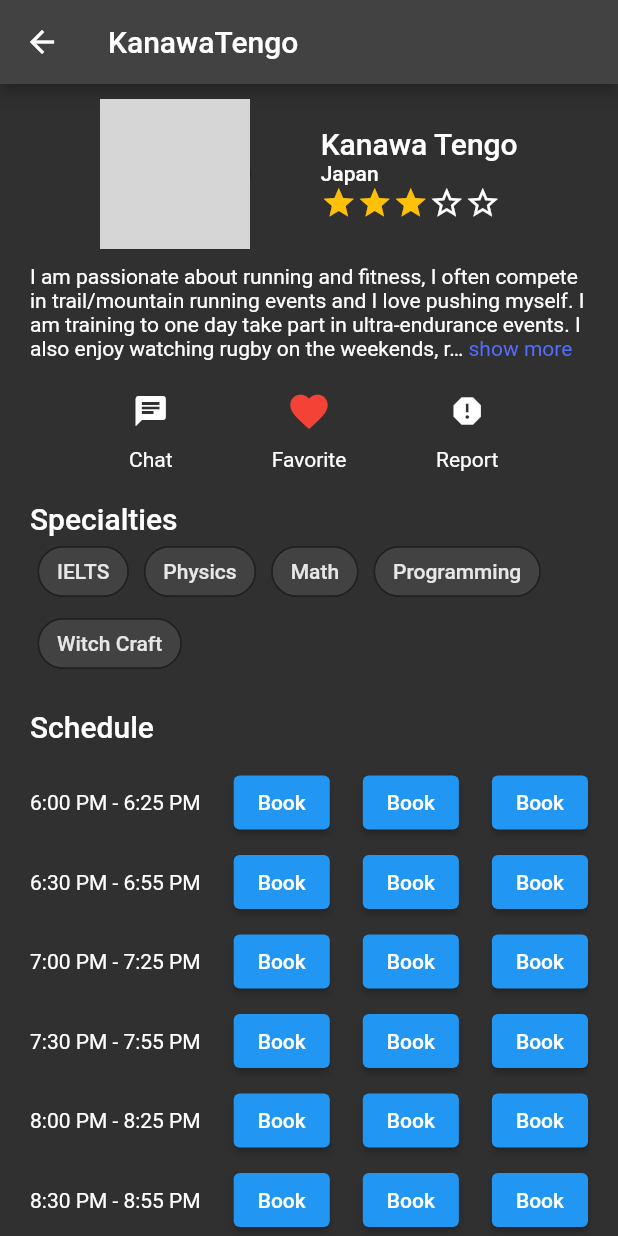
After one commit to HCMUS-Advanced-Mobile-Development/LeetTutur, a Flutter app: the TutorDetail screen opened by its route, after a tap on the "favorite outline" icon, on a phone screen of 412 x 824 dp. The commit adds this screen. Run offline on Flutter 3.47's test engine with Material 2 defaults, Android fonts, the phone set to English and light mode, and no system bars; drawn by our look-alikes of expandable_text; our stand-ins replace flutter_mobx, get_it, material_floating_search_bar, mobx, recase, validators; generated files the repository leaves out were written again; network calls fail; grey boxes are pictures that could not be loaded.

Commit message:
Tutor detail

```diff
--- a/lib/constants/route_constants.dart
+++ b/lib/constants/route_constants.dart
@@ -9,6 +9,7 @@ import '../ui/courses_page/courses_page.dart';
 import '../ui/home_tabs/home_tabs.dart';
 import '../ui/schedule_page/schedule_page.dart';
 import '../ui/settings_page/settings_page.dart';
+import '../ui/tutor_detail/tutor_detail.dart';
 import '../ui/tutor_page/tuitor_page.dart';
 
 class RouteConstants {
@@ -16,12 +17,14 @@ class RouteConstants {
   static const register = "register";
   static const forgotPassword = "forgot password";
   static const homeTabs = "home tabs";
+  static const tutorDetail = "tutor detail";
 
   static final routesMap = <String, WidgetBuilder>{
     login: (BuildContext context) => const Login(),
     register: (BuildContext context) => const Register(),
     forgotPassword: (BuildContext context) => const ForgotPassword(),
     homeTabs: (BuildContext context) => const HomeTabs(),
+    tutorDetail: (BuildContext context) => const TutorDetail()
   };
 
   static final bottomBarItems = <BottomNavigationBarItem>[
--- a/lib/l10n/intl_en.arb
+++ b/lib/l10n/intl_en.arb
@@ -18,5 +18,11 @@
 	"courses": "Courses",
 	"settings": "Settings",
 	"search": "Search...",
-	"book": "Book"
+	"book": "Book",
+	"showMore": "Show more",
+	"showLess": "Show less",
+	"specialties": "Specialties",
+	"favorite": "Favorite",
+	"report": "Report",
+	"review": "Review"
 }
--- a/lib/l10n/intl_vi.arb
+++ b/lib/l10n/intl_vi.arb
@@ -18,5 +18,12 @@
 	"settings": "Cài đặt",
 	"tutor": "Gia sư",
 	"search": "Tìm kiếm...",
-	"book": "Đăng ký"
+	"book": "Đăng ký",
+	"showMore": "Xem thêm",
+	"showLess": "Ẩn bớt",
+	"specialties": "Chuyên ngành",
+	"favorite": "Thích",
+	"report": "Báo cáo",
+	"reivew": "Đánh giá",
+	"review": "Đánh giá"
 }
--- /dev/null
+++ b/lib/ui/tutor_detail/tutor_detail.dart
@@ -0,0 +1,226 @@
+import 'package:expandable_text/expandable_text.dart';
+import 'package:flutter/material.dart';
+import 'package:recase/recase.dart';
+
+import '../../generated/l10n.dart';
+import '../models/tutor_model.dart';
+import 'widgets/tutor_review.dart';
+
+class TutorDetail extends StatefulWidget {
+  const TutorDetail({Key? key}) : super(key: key);
+
+  @override
+  State<TutorDetail> createState() => _TutorDetailState();
+}
+
+class _TutorDetailState extends State<TutorDetail> {
+  final tutor = TutorModel()
+    ..avatar = "https://picsum.photos/id/237/200/300"
+    ..name = "Kanawa Tengo"
+    ..nation = "Japan"
+    ..stars = 3
+    ..isFavorited = false
+    ..specialties = ["IELTS", "Physics", "Math", "Programming", "Witch Craft"]
+    ..description =
+        "I am passionate about running and fitness, I often compete in trail/mountain running events and I love pushing myself. I am training to one day take part in ultra-endurance events. I also enjoy watching rugby on the weekends, reading and watching...";
+
+  Widget renderTutorInfoHeader() {
+    return Row(
+      mainAxisSize: MainAxisSize.max,
+      mainAxisAlignment: MainAxisAlignment.spaceEvenly,
+      crossAxisAlignment: CrossAxisAlignment.center,
+      children: [
+        CircleAvatar(
+          backgroundImage: Image.network(tutor.avatar).image,
+          radius: 50,
+        ),
+        Column(
+          mainAxisAlignment: MainAxisAlignment.start,
+          crossAxisAlignment: CrossAxisAlignment.start,
+          children: [
+            Text(
+              tutor.name,
+              style: Theme.of(context).textTheme.headline6,
+            ),
+            Text(
+              tutor.nation,
+              style: Theme.of(context).textTheme.bodyText1,
+            ),
+            renderStars()
+          ],
+        )
+      ],
+    );
+  }
+
+  Widget renderStars() {
+    return Row(
+      children: [
+        ...List.filled(
+            tutor.stars,
+            const Icon(
+              Icons.star,
+              color: Colors.amber,
+            )),
+        ...List.filled(5 - tutor.stars, const Icon(Icons.star_border))
+      ],
+    );
+  }
+
+  void handleFavorite() {
+    setState(() {
+      tutor.isFavorited = !tutor.isFavorited;
+    });
+  }
+
+  Widget renderSpecialties() {
+    return Column(
+      crossAxisAlignment: CrossAxisAlignment.stretch,
+      children: [
+        Text(
+          S.current.specialties,
+          style: Theme.of(context).textTheme.headline6,
+        ),
+        Wrap(
+            children: tutor.specialties
+                .map((e) => Container(
+                    margin: const EdgeInsets.only(left: 5, right: 5),
+                    child: Chip(
+                      label: Text(e),
+                      backgroundColor: Theme.of(context).cardColor,
+                      shape: StadiumBorder(
+                          side: BorderSide(
+                              color: Theme.of(context).primaryColor)),
+                    )))
+                .toList()),
+      ],
+    );
+  }
+
+  Widget renderActions() {
+    return Row(mainAxisAlignment: MainAxisAlignment.spaceEvenly, children: [
+      Column(
+        mainAxisSize: MainAxisSize.min,
+        children: <Widget>[
+          IconButton(
+            icon: const Icon(Icons.chat),
+            onPressed: () {},
+          ),
+          Text(S.current.chat)
+        ],
+      ),
+      Column(
+        mainAxisSize: MainAxisSize.min,
+        children: <Widget>[
+          IconButton(
+            icon: tutor.isFavorited
+                ? const Icon(Icons.favorite, color: Colors.red, size: 30)
+                : const Icon(Icons.favorite_border, size: 30),
+            onPressed: handleFavorite,
+          ),
+          Text(S.current.favorite)
+        ],
+      ),
+      Column(
+        mainAxisSize: MainAxisSize.min,
+        children: <Widget>[
+          IconButton(
+            icon: const Icon(Icons.report),
+            onPressed: () {},
+          ),
+          Text(S.current.report)
+        ],
+      )
+    ]);
+  }
+
+  Widget renderSchedules() {
+    return Column(
+      crossAxisAlignment: CrossAxisAlignment.start,
+      children: [
+        Text(
+          S.current.schedule,
+          style: Theme.of(context).textTheme.headline6,
+        ),
+        Column(
+            // crossAxisAlignment: CrossAxisAlignment.stretch,
+            children: List.generate(14, (index) {
+          if (index == 0) {
+            return const SizedBox(height: 10);
+          }
+
+          final startTime = DateTime(0, 0, 0, 17, 30);
+          final endTime = DateTime(0, 0, 0, 17, 55);
+
+          return Padding(
+            padding: const EdgeInsets.only(top: 5),
+            child: Row(
+              mainAxisAlignment: MainAxisAlignment.spaceBetween,
+              children: [
+                Text(TimeOfDay.fromDateTime(
+                            startTime.add(Duration(minutes: index * 30)))
+                        .format(context) +
+                    " - " +
+                    TimeOfDay.fromDateTime(
+                            endTime.add(Duration(minutes: index * 30)))
+                        .format(context)),
+                ElevatedButton(onPressed: () {}, child: Text(S.current.book)),
+                ElevatedButton(onPressed: () {}, child: Text(S.current.book)),
+                ElevatedButton(onPressed: () {}, child: Text(S.current.book)),
+              ],
+            ),
+          );
+        })),
+      ],
+    );
+  }
+
+  Widget renderReview() {
+    return Column(
+      crossAxisAlignment: CrossAxisAlignment.start,
+      children: [
+        Text(S.current.review, style: Theme.of(context).textTheme.headline6),
+        const TutorReview(),
+        const TutorReview(),
+        const TutorReview(),
+        const TutorReview()
+      ],
+    );
+  }
+
+  @override
+  Widget build(BuildContext context) {
+    return Scaffold(
+      appBar: AppBar(
+        title: Text(tutor.name.pascalCase),
+      ),
+      body: SingleChildScrollView(
+        child: Padding(
+          padding: const EdgeInsets.fromLTRB(20, 10, 20, 100),
+          child: Column(
+            crossAxisAlignment: CrossAxisAlignment.start,
+            children: [
+              renderTutorInfoHeader(),
+              const SizedBox(height: 10),
+              ExpandableText(
+                tutor.description,
+                expandText: S.current.showMore.toLowerCase(),
+                collapseText: S.current.showLess.toLowerCase(),
+                maxLines: 4,
+                linkColor: Colors.indigoAccent,
+              ),
+              const SizedBox(height: 10),
+              renderActions(),
+              const SizedBox(height: 20),
+              renderSpecialties(),
+              const SizedBox(height: 20),
+              renderSchedules(),
+              const SizedBox(height: 20),
+              renderReview()
+            ],
+          ),
+        ),
+      ),
+    );
+  }
+}
--- /dev/null
+++ b/lib/ui/tutor_detail/widgets/tutor_review.dart
@@ -0,0 +1,29 @@
+import 'package:flutter/material.dart';
+
+class TutorReview extends StatefulWidget {
+  const TutorReview({Key? key}) : super(key: key);
+
+  @override
+  State<TutorReview> createState() => _TutorReviewState();
+}
+
+class _TutorReviewState extends State<TutorReview> {
+  @override
+  Widget build(BuildContext context) {
+    return Card(
+      child: SizedBox(
+        width: MediaQuery.of(context).size.width,
+        child: Padding(
+          padding: const EdgeInsets.all(8.0),
+          child: Column(
+            crossAxisAlignment: CrossAxisAlignment.start,
+            children: [
+              Text("Homura", style: Theme.of(context).textTheme.bodyMedium),
+              Text("I love this guy", style: Theme.of(context).textTheme.caption)
+            ],
+          ),
+        ),
+      ),
+    );
+  }
+}
--- a/lib/ui/tutor_page/tuitor_page.dart
+++ b/lib/ui/tutor_page/tuitor_page.dart
@@ -32,6 +32,7 @@ class _TutorPageState extends State<TutorPage> {
                       ..isFavorited = false
                       ..specialties = [
                         "IELTS",
+
                         "Physics",
                         "Math",
                         "Programming",
--- a/lib/ui/tutor_page/widgets/tutor_card.dart
+++ b/lib/ui/tutor_page/widgets/tutor_card.dart
@@ -1,6 +1,7 @@
 import 'package:flutter/material.dart';
 import 'package:leet_tutur/ui/models/tutor_model.dart';
 
+import '../../../constants/route_constants.dart';
 import '../../../generated/l10n.dart';
 
 class TutorCard extends StatefulWidget {
@@ -21,6 +22,10 @@ class _TutorCardState extends State<TutorCard> {
     });
   }
 
+  void navigateToDetail(TapDownDetails tapDownDetails) {
+    Navigator.pushNamed(context, RouteConstants.tutorDetail);
+  }
+
   Widget renderTutorInfoHeader() {
     return Row(
       mainAxisSize: MainAxisSize.max,
@@ -35,9 +40,12 @@ class _TutorCardState extends State<TutorCard> {
           mainAxisAlignment: MainAxisAlignment.start,
           crossAxisAlignment: CrossAxisAlignment.start,
           children: [
-            Text(
-              tutor.name,
-              style: Theme.of(context).textTheme.headline6,
+            GestureDetector(
+              child: Text(
+                tutor.name,
+                style: Theme.of(context).textTheme.headline6,
+              ),
+              onTapDown: navigateToDetail,
             ),
             Text(
               tutor.nation,
--- a/pubspec.yaml
+++ b/pubspec.yaml
@@ -43,6 +43,7 @@ dependencies:
   get_it: ^7.2.0
   validators: ^3.0.0
   material_floating_search_bar: ^0.3.6
+  expandable_text: ^2.2.0
 
 dev_dependencies:
   flutter_test:
```
Also changed, not shown: lib/generated/intl/messages_en.dart, lib/generated/intl/messages_vi.dart, lib/generated/l10n.dart, 1 other file.
